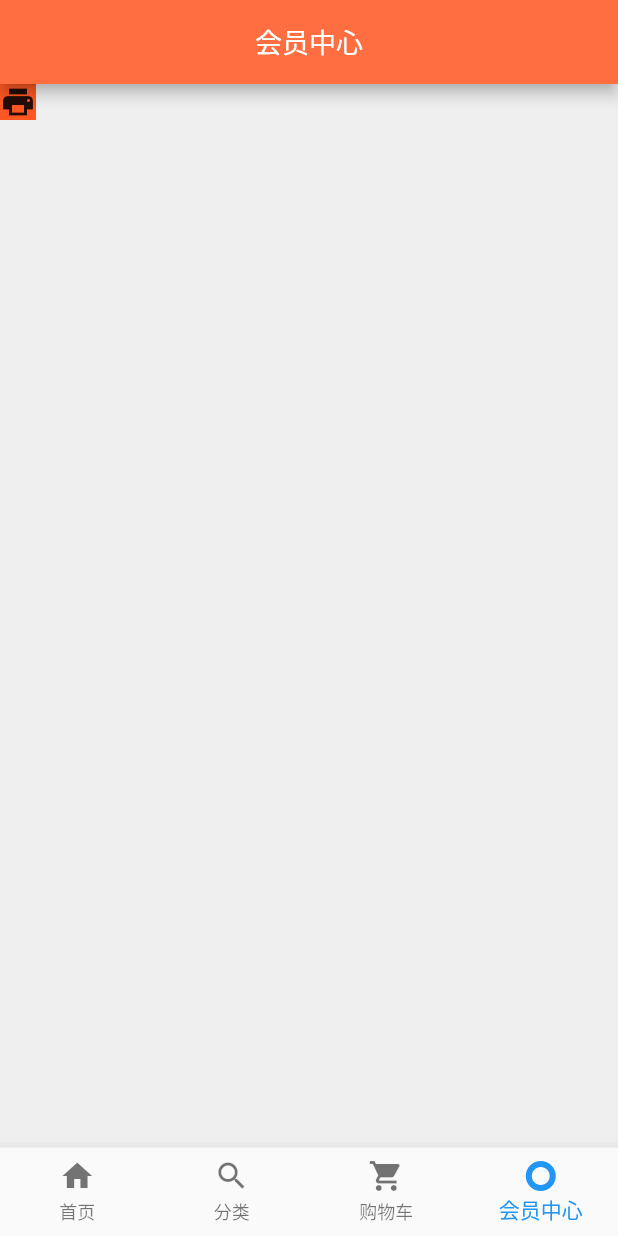
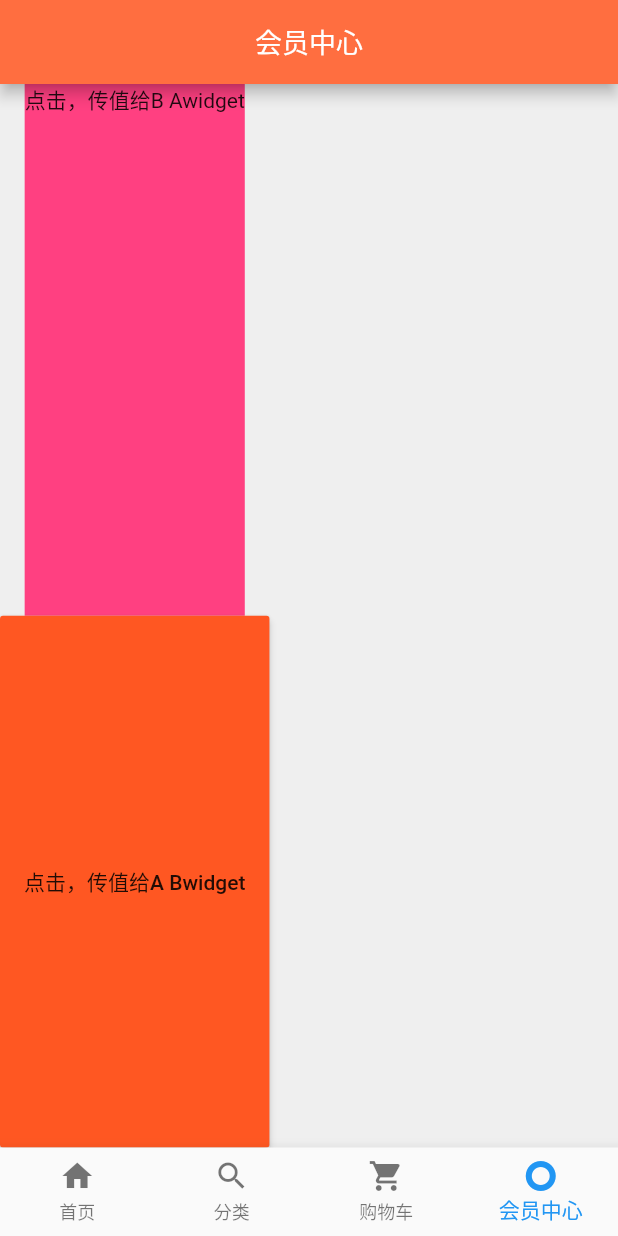
Before and after one commit to T-zhangshuo/flutter_demo, a Flutter app: the screen it shows after launch, swiped to page 4, on a phone screen of 412 x 824 dp. Run offline on Flutter 3.47's test engine with Material 2 defaults, Android fonts, the phone set to English and light mode, and no system bars; our stand-ins replace dio, flutter_easyrefresh, flutter_screenutil, flutter_swiper; missing offline and left inert: provide; network calls fail; statements that could not run were skipped.

Commit message:
不同Wdiget 互相通知

```diff
--- /dev/null
+++ b/lib/Utils/EventBus.dart
@@ -0,0 +1,46 @@
+typedef void EventCallback(arg);
+
+//保存事件名和回调方法，通过指定方式回调
+class EventBus {
+  var _emap = new Map<Object, List<EventCallback>>();
+
+  //注册订阅者
+  void register(eventName, EventCallback f) {
+    if (eventName == null || f == null) return;
+    _emap[eventName] ??= new List<EventCallback>();
+    _emap[eventName].add(f);
+  }
+
+  //取消订阅者
+  void unRegister(eventName, [EventCallback f]) {
+    if (eventName == null || f == null) return;
+    var list = _emap[eventName];
+    if (list == null) return;
+    list.remove(f);
+  }
+
+  //触发事件
+  void submit(eventName, [arg]) {
+    var list = _emap[eventName];
+    if (list == null) return;
+    int len = list.length - 1;
+    for (var i = len; i > -1; --i) {
+      list[i](arg);
+    }
+  }
+
+  //单例模式
+  factory EventBus() => get();
+  static EventBus _eventBus;
+
+  EventBus._internal() {
+    //初始化
+  }
+
+  static EventBus get() {
+    if (_eventBus == null) {
+      _eventBus = new EventBus._internal();
+    }
+    return _eventBus;
+  }
+}
--- a/lib/pages/CategoryPage.dart
+++ b/lib/pages/CategoryPage.dart
@@ -15,7 +15,7 @@ import 'package:flutter_easyrefresh/easy_refresh.dart';
 
 //目前 没有点击左边，不会默认显示右边的内容。正常的情况下，需要进行加载。目前按偷巧的方式解决。见142行
 
-//考虑 增加统一方法注册回调。
+//考虑 增加统一方法注册回调。【已增加】例子看 MinePage.dart
 
 class CategoryPage extends BasePage {
   RightContent rightContent;
--- a/lib/pages/MinePage.dart
+++ b/lib/pages/MinePage.dart
@@ -1,7 +1,10 @@
 import 'package:flutter/material.dart';
 import 'BasePage.dart';
+import '../Utils/EventBus.dart';
 
-class MinePage extends BasePage{
+//例子展示，不同widget之间通过事件互相进行通信
+//
+class MinePage extends BasePage {
   @override
   void initData(BuildContext context) {
     configBar(false, "会员中心", null);
@@ -10,11 +13,94 @@ class MinePage extends BasePage{
   @override
   Widget buildBody() {
     return Container(
-      color: Colors.deepOrange,
-      child:  Icon(Icons.print)
+      child: Column(
+        children: <Widget>[
+          Expanded(
+            child: AWidget(),
+          ),
+          Expanded(
+            child: BWidget(),
+          ),
+        ],
+      ),
     );
   }
+}
 
+class AWidget extends StatefulWidget {
+  @override
+  State<StatefulWidget> createState() => _AWdiget();
+}
 
+class _AWdiget extends State<AWidget> {
+  String aTip = "Awidget";
 
+  @override
+  void initState() {
+    super.initState();
+    //注册回调
+    EventBus().register("AWidgetTip", (arg) => _onTipChange(arg));
+  }
+
+  _onTipChange(String tip) {
+    setState(() {
+      aTip = tip;
+    });
+  }
+
+  _changeBWidget() {
+    EventBus().submit("BWidgetTip", "来自A的点击");
+    setState(() {
+      aTip = "";
+    });
+  }
+
+  @override
+  Widget build(BuildContext context) {
+    return Container(
+        color: Colors.pinkAccent,
+        child: GestureDetector(
+          child: Text("点击，传值给B ${aTip}"),
+          onTap: () => _changeBWidget(),
+        ));
+  }
 }
+
+class BWidget extends StatefulWidget {
+  @override
+  State<StatefulWidget> createState() => _BWdiget();
+}
+
+class _BWdiget extends State<BWidget> {
+  String bTip = "Bwidget";
+
+  @override
+  void initState() {
+    super.initState();
+    //注册回调
+    EventBus().register("BWidgetTip", (arg) => _onTipChange(arg));
+  }
+
+  _onTipChange(String tip) {
+    setState(() {
+      bTip = tip;
+    });
+  }
+
+  _changeAWidget() {
+    EventBus().submit("AWidgetTip", "来自B的点击");
+    setState(() {
+      bTip = "";
+    });
+  }
+
+  @override
+  Widget build(BuildContext context) {
+    return Container(
+        child: RaisedButton(
+          color: Colors.deepOrange,
+          onPressed: () => _changeAWidget(),
+          child: Text("点击，传值给A ${bTip}"),
+        ));
+  }
+}
```
